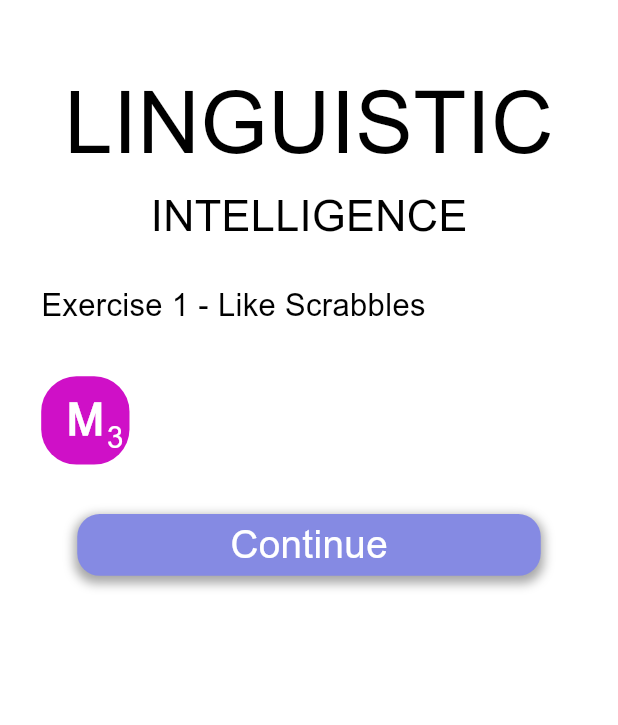
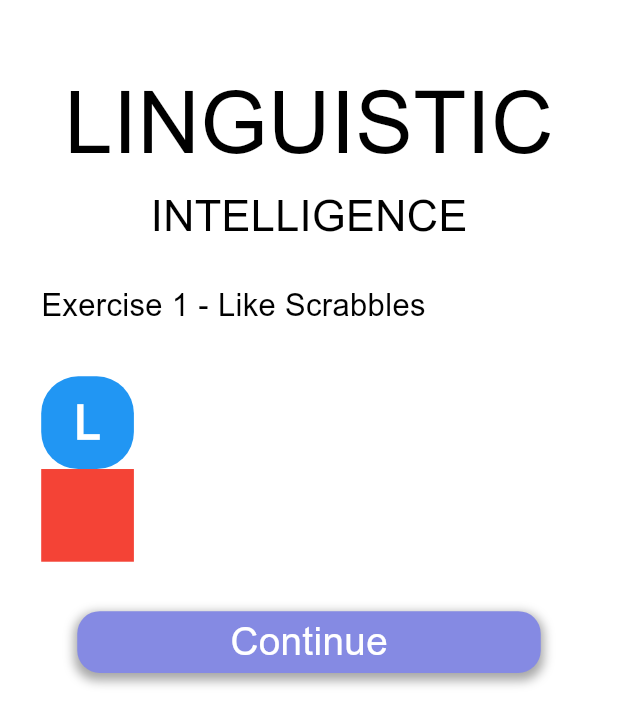
Before and after one commit to MalpeGaming/Cwel1, a Flutter app: the Scrabble screen opened directly, on a phone screen of 412 x 824 dp. Shown: the top 725 px of the screen. Run offline on Flutter 3.47's test engine with Material 3 defaults, Android fonts, the phone set to English and light mode, and no system bars; drawn by our look-alikes of flutter_animate; our stand-ins replace animated_text_kit, confetti, flick_video_player, shared_preferences, smooth_page_indicator, syncfusion_flutter_charts and 5 more; missing offline and left inert: any_link_preview, bulleted_list, circular_chart_flutter, crossword, dictionaryx, flutter_math_fork and 2 more; accounts and stored records are empty.

Commit message:
dragging barely works, a ania w ogole mi nie pomaga i jest okropnym HRem

```diff
--- a/lib/scrabble.dart
+++ b/lib/scrabble.dart
@@ -120,6 +120,8 @@ class _Scrabble extends State<Scrabble> {
     print(initialTest);
   }
 
+  List<String> payload = [];
+
   @override
   Widget build(BuildContext context) {
     Size size = MediaQuery.of(context).size;
@@ -155,19 +157,44 @@ class _Scrabble extends State<Scrabble> {
               style: TextStyle(fontSize: 0.025 * size.height),
             ),
             SizedBox(height: 0.04 * size.height),
-            Draggable<RoundedLetterSquare>(
+
+            Draggable<String>(
+              data: 'L',
               feedback: RoundedLetterSquare(
-                size: size.width / 7,
-                color: const Color(0xFFCF10C7),
-                letter: "M",
-                digit: 3,
+                size: size.width * 0.15,
+                color: Colors.blue.withOpacity(0.7),
+                letter: 'L',
+                req: true,
               ),
+              childWhenDragging: Container(),
               child: RoundedLetterSquare(
-                size: size.width / 7,
-                color: const Color(0xFFCF10C7),
-                letter: "M",
-                digit: 3,
+                size: size.width * 0.15,
+                color: Colors.blue,
+                letter: 'L',
+                req: true,
               ),
+            ),
+
+            DragTarget<String>(
+              builder: (BuildContext context, List<String?> candidateData,
+                  List<dynamic> rejectedData) {
+                return Container(
+                  width: size.width * 0.15,
+                  height: size.width * 0.15,
+                  color: Colors.red,
+                );
+              },
+              onWillAccept: (String? data) {
+                return true;
+              },
+              onAccept: (String? data) {
+                if (data != null) {
+                  setState(() {
+                    payload.add(data);
+                    print(payload);
+                  });
+                }
+              },
             ),
             SizedBox(height: 0.04 * size.height),
 
```
